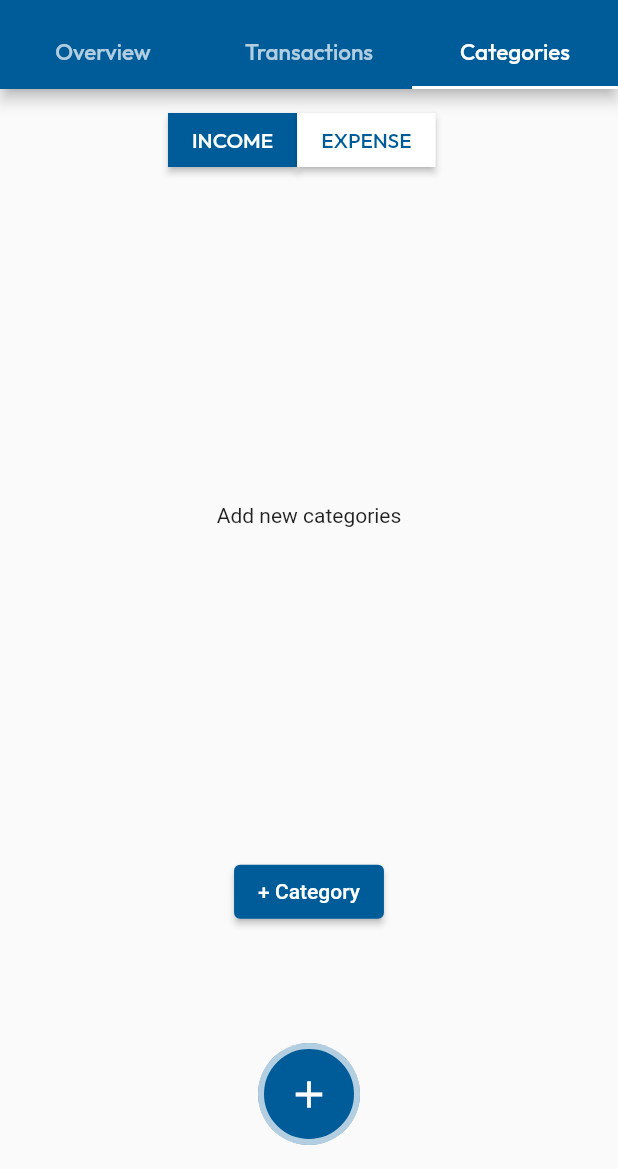
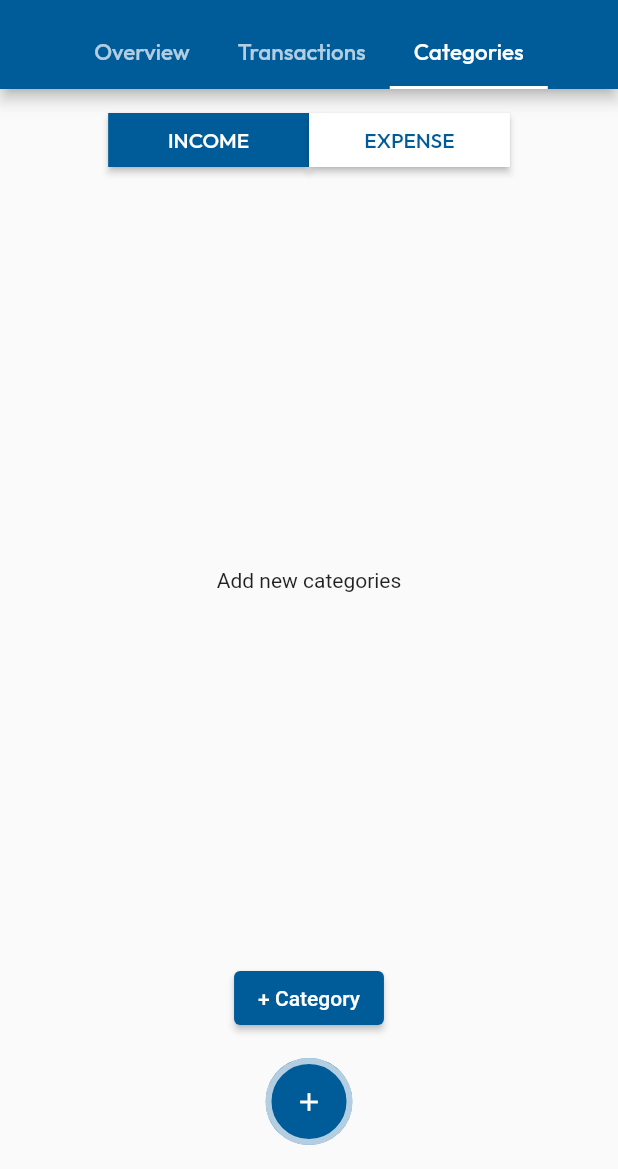
Before and after one commit to Harlygrg/money-manager-app25-11-2021, a Flutter app: the HomePage screen opened by its route, tab 3 chosen, on a phone screen of 412 x 824 dp, the part 67-1236 px from its top. Run offline on Flutter 3.47's test engine with Material 2 defaults, Android fonts, the light colour scheme and no system bars; drawn by our look-alikes of auto_size_text; our stand-ins replace flutter_local_notifications, flutter_markdown, flutter_native_timezone, hive, hive_flutter, pie_chart and 4 more; accounts and stored records are empty.

Commit message:
New updations are done

```diff
--- a/lib/main.dart
+++ b/lib/main.dart
@@ -4,6 +4,7 @@ import 'package:hive_flutter/hive_flutter.dart';
 import 'package:money_manager_app/widgetsUI/login_page.dart';
 import 'package:path_provider/path_provider.dart';
 import 'package:hive/hive.dart';
+import 'package:flutter/services.dart';
 
 import 'package:money_manager_app/actions/data_model.dart';
 import 'package:money_manager_app/widgetsUI/home_page.dart';
@@ -12,6 +13,7 @@ import 'package:money_manager_app/widgetsUI/piechart.dart';
 import 'package:flutter_local_notifications/flutter_local_notifications.dart';
 import 'package:shared_preferences/shared_preferences.dart';
 import 'package:money_manager_app/widgetsUI/settings_page.dart';
+import 'package:sizer/sizer.dart';
 
 final FlutterLocalNotificationsPlugin flutterLocalNotificationsPlugin =
 FlutterLocalNotificationsPlugin();
@@ -25,6 +27,8 @@ void main() async{
   Hive.init(document.path);
   Hive.registerAdapter(CategoryModelAdapter());
   Hive.registerAdapter(IncomeExpenseModelAdapter());
+  SystemChrome.setPreferredOrientations(
+      [DeviceOrientation.portraitUp, DeviceOrientation.portraitDown]);
   await Hive.openBox<IncomeExpenseModel>(incomeExpenseBoxName);
   await Hive.openBox<CategoryModel>(categoryBoxName);
   runApp(MyApp());
@@ -44,7 +48,6 @@ class MyApp extends StatelessWidget {
         'HomePage':(context) =>  HomePage(),
         'SettingsPage':(context) =>  Setting(),
 
-
       },
       home: LoginPage(),
 
--- a/lib/widgetsUI/categories_page.dart
+++ b/lib/widgetsUI/categories_page.dart
@@ -38,15 +38,17 @@ class _CategoriesState extends State<Categories> {
   @override
   Widget build(BuildContext context) {
     return Column(
-      //crossAxisAlignment: CrossAxisAlignment.start,
+      crossAxisAlignment: CrossAxisAlignment.center,
       children: [
 
         divider(height: 10),
-        SizedBox(width: 188,
+        SizedBox(
+          width: MediaQuery.of(context).size.width*.65,
           child: Row(
             //mainAxisAlignment: MainAxisAlignment.spaceAround,
             children: [
-              elevatedButton(
+              Expanded(
+                child:elevatedButton(
                     borderRadius: 0,
                     buttonName: "INCOME",
                     buttonBackground: categoriesButtonColorChecker?appbarBackgroundColor:Colors.white,
@@ -60,7 +62,9 @@ class _CategoriesState extends State<Categories> {
                       });
                     }
                 ),
-              elevatedButton(
+              ),
+              Expanded(
+                child: elevatedButton(
                     buttonName: "EXPENSE",
                     borderRadius: 0,
                     buttonBackground: !categoriesButtonColorChecker?appbarBackgroundColor:Colors.white,
@@ -73,12 +77,12 @@ class _CategoriesState extends State<Categories> {
                       });
                     }
                 ),
+              ),
             ],
           ),
         ),
-        SizedBox(
-          height: MediaQuery.of(context).size.height*.55,
-          width:MediaQuery.of(context).size.width*.85,
+        divider(height: 15),
+        Expanded(
           child: ValueListenableBuilder(
             valueListenable: categoryBox.listenable(),
             builder: (context, Box<CategoryModel> categories,_){
@@ -99,7 +103,9 @@ class _CategoriesState extends State<Categories> {
                   final int key  = keys[index];
                   final categoryValues= categories.get(key);
                   return
-                      Card(
+                      Padding(
+                        padding:const EdgeInsets.only(left: 25,right: 25),
+                        child: Card(
                           elevation: 5,
                           child: GestureDetector(
                             child: Container(
@@ -154,6 +160,7 @@ class _CategoriesState extends State<Categories> {
                               );
                             },
                           ),
+                        ),
                       );
                 }, separatorBuilder: (BuildContext context, int index)
               {
@@ -165,7 +172,9 @@ class _CategoriesState extends State<Categories> {
             },
           ),
         ),
-        ElevatedButton(
+        Padding(
+          padding: const EdgeInsets.only(bottom: 90),
+          child: ElevatedButton(
               style: ElevatedButton.styleFrom(
                 primary: Color(0xff005c99),
               ),
@@ -237,6 +246,7 @@ class _CategoriesState extends State<Categories> {
                 );
 
               }),
+        ),
       ],
     );
   }
--- a/lib/widgetsUI/custom_widgets.dart
+++ b/lib/widgetsUI/custom_widgets.dart
@@ -4,6 +4,7 @@
 import 'package:flutter/cupertino.dart';
 import 'package:flutter/material.dart';
 import 'package:flutter/widgets.dart';
+import 'package:auto_size_text/auto_size_text.dart';
 
 final Color appbarBackgroundColor = Color(0xff005c99);
 final Color color2 = Color(0xff00bfff);
@@ -77,7 +78,7 @@ Widget elevatedButton({
     onPrimary: Colors.white, // foreground
   ),
       onPressed: onPressed,
-      child: Text(buttonName,style: TextStyle(color:textColor ,fontFamily: "Outfit",fontWeight: FontWeight.w500),
+      child: AutoSizeText(buttonName,style: TextStyle(color:textColor ,fontFamily: "Outfit",fontWeight: FontWeight.w500),
       ));
 }
 
--- a/lib/widgetsUI/home_page.dart
+++ b/lib/widgetsUI/home_page.dart
@@ -77,6 +77,7 @@ class _HomePageState extends State<HomePage> with SingleTickerProviderStateMixin
         ],
         bottom: TabBar(
           controller: _tabController,
+          isScrollable: true,
           tabs:<Widget> [
             Tab(
               child: tabbarTxt(text: "Overview"),
@@ -120,7 +121,7 @@ class _HomePageState extends State<HomePage> with SingleTickerProviderStateMixin
                 padding:EdgeInsets.all(15.0),
                 child: Icon(
                   Icons.add,
-                  size: 30.0,
+                  size: 20.0,
                   color: Colors.white,
                 ),
               ),
--- a/lib/widgetsUI/overview_page.dart
+++ b/lib/widgetsUI/overview_page.dart
@@ -151,7 +151,7 @@ void initState() {
               elevation: 5,
               child: Container(
                 width: MediaQuery.of(context).size.width*.9,
-                height: MediaQuery.of(context).size.height*.185,
+               // height: MediaQuery.of(context).size.height*.185,
                 padding: EdgeInsets.all(8),
                 //margin: EdgeInsets.fromLTRB(10, 5, 10, 5),
                 decoration: BoxDecoration(
@@ -184,7 +184,7 @@ void initState() {
                         ),
                       ),
                     ),
-                    divider(height: 10),
+                    divider(height:10),//before
                     Row(
                       mainAxisAlignment: MainAxisAlignment.spaceBetween,
                       children: [
--- a/pubspec.yaml
+++ b/pubspec.yaml
@@ -41,7 +41,9 @@ dependencies:
   flutter_native_timezone:
   http:
   flutter_markdown:
-
+  rename: any
+  sizer:
+  auto_size_text:
 
   # The following adds the Cupertino Icons font to your application.
   # Use with the CupertinoIcons class for iOS style icons.
```
Also changed, not shown: lib/widgetsUI/adding_expense_or_income.dart (+12 -9 lines), lib/widgetsUI/login_page.dart (+23 -8 lines), lib/widgetsUI/piechart.dart (+2 -6 lines), lib/widgetsUI/transactions_page.dart (+9 -9 lines), pubspec.lock, 4 other files. Lines whose indentation alone changed are shown as unchanged.
